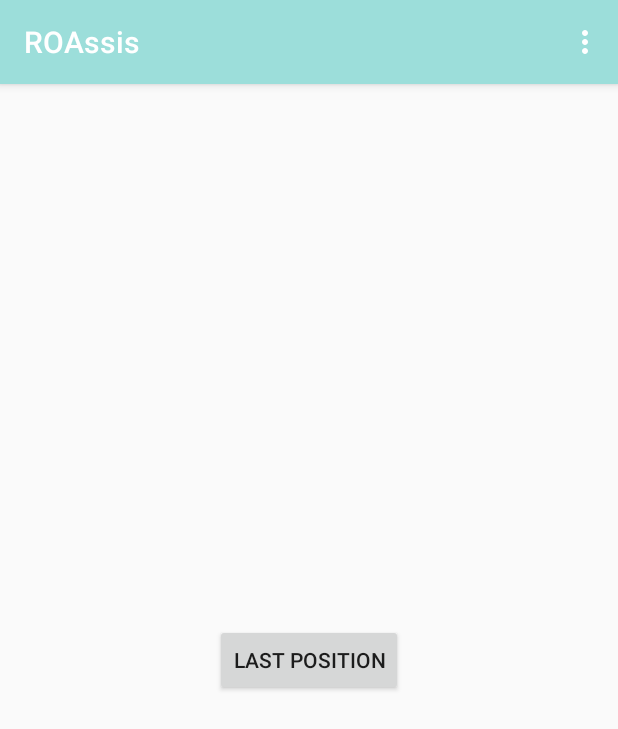
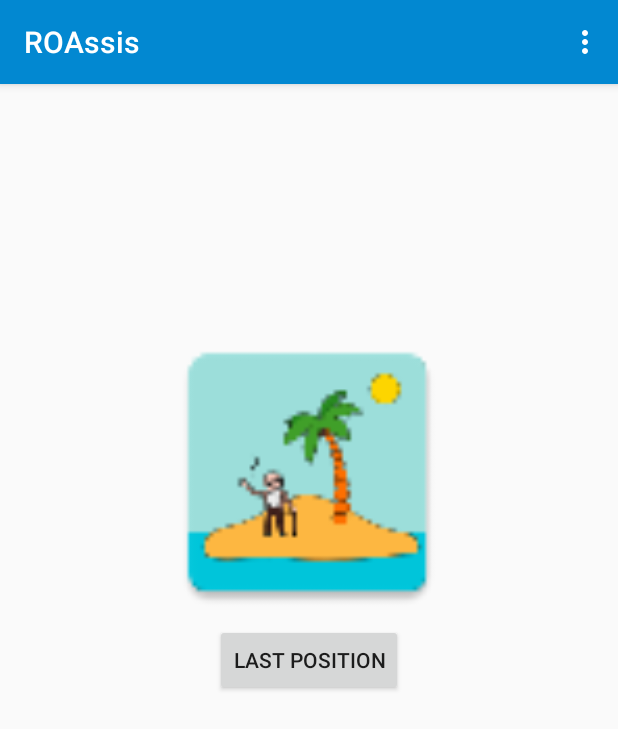
Before and after one commit to JuanjoVG/OAssis-Responsable, an Android app: the screen it shows after launch (MainActivity), on a phone screen of 412 x 824 dp. Shown: the top 729 px of the screen. Run offline under Robolectric (Android 15) with nearby library versions, the phone set to English and light mode, and no system bars.

Commit message:
Finish version

```diff
--- a/app/app/src/main/res/layout/content_main.xml
+++ b/app/app/src/main/res/layout/content_main.xml
@@ -21,4 +21,12 @@
         android:layout_centerVertical="true"
         android:layout_centerHorizontal="true"
         android:onClick="goLastPosition"/>
+
+    <ImageView
+        android:layout_width="200dp"
+        android:layout_height="200dp"
+        android:id="@+id/imageView"
+        android:src="@mipmap/ic_launcher"
+        android:layout_above="@+id/btn_maps"
+        android:layout_centerHorizontal="true" />
 </RelativeLayout>
--- a/app/app/src/main/res/values/colors.xml
+++ b/app/app/src/main/res/values/colors.xml
@@ -1,6 +1,6 @@
 <?xml version="1.0" encoding="utf-8"?>
 <resources>
-    <color name="colorPrimary">#9CDEDA</color>
-    <color name="colorPrimaryDark">#00DEC5</color>
+    <color name="colorPrimary">#0288D1</color>
+    <color name="colorPrimaryDark">#01579B</color>
     <color name="colorAccent">#FDB741</color>
 </resources>
```
